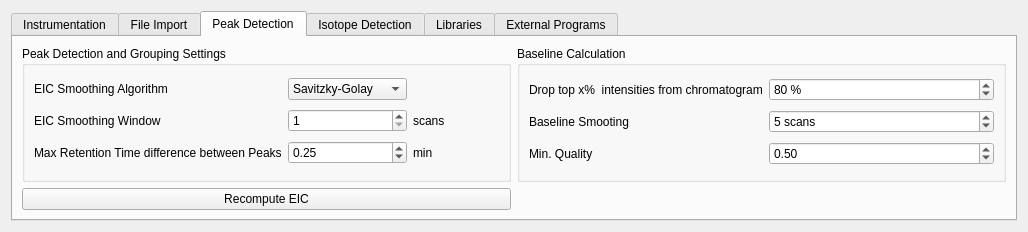
ElucidataInc/ElMaven, file mzroll/forms/settingsform.ui: the form before one commit.
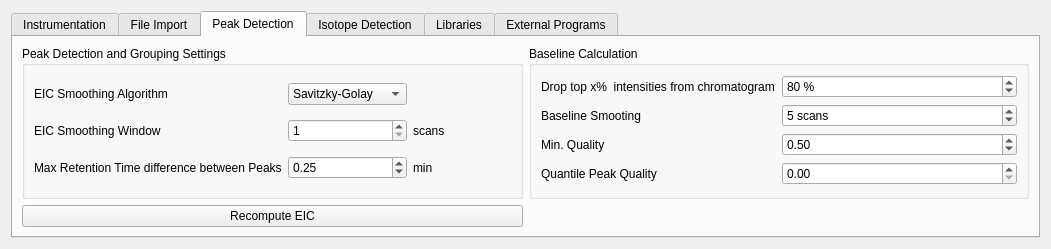
The form after the commit. The open tabs and pages were chosen to show the change. Icons and pictures are not drawn.

Commit message: ftr: applying % threshold of quality

```diff
--- a/mzroll/forms/settingsform.ui
+++ b/mzroll/forms/settingsform.ui
@@ -6,7 +6,7 @@
    <rect>
     <x>0</x>
     <y>0</y>
-    <width>1028</width>
+    <width>1051</width>
     <height>232</height>
    </rect>
   </property>
@@ -488,6 +488,20 @@
             </property>
            </widget>
           </item>
+          <item row="3" column="0">
+           <widget class="QLabel" name="label_26">
+            <property name="text">
+             <string>Quantile Peak Quality</string>
+            </property>
+           </widget>
+          </item>
+          <item row="3" column="1">
+           <widget class="QDoubleSpinBox" name="quantilePeakQuality">
+            <property name="maximum">
+             <double>100.000000000000000</double>
+            </property>
+           </widget>
+          </item>
          </layout>
         </widget>
        </item>
```
The commit also changes 7 other files.
